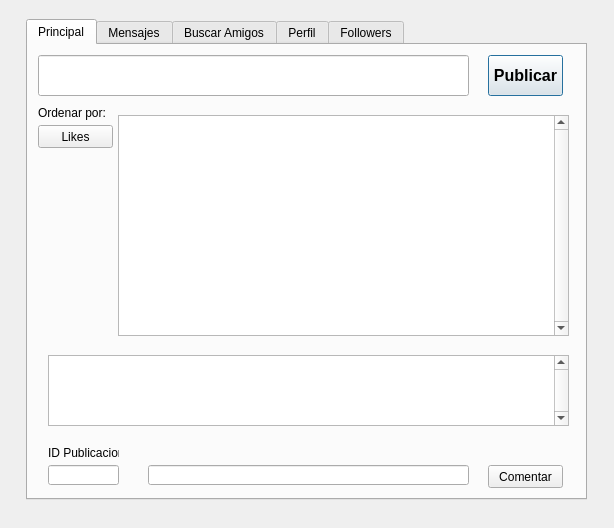
First picture: the form in TF/Red_Social/interfas.ui, repository PrenxLibert/Trabajo-Parcial-red-social-3-ciclo, before the edit.
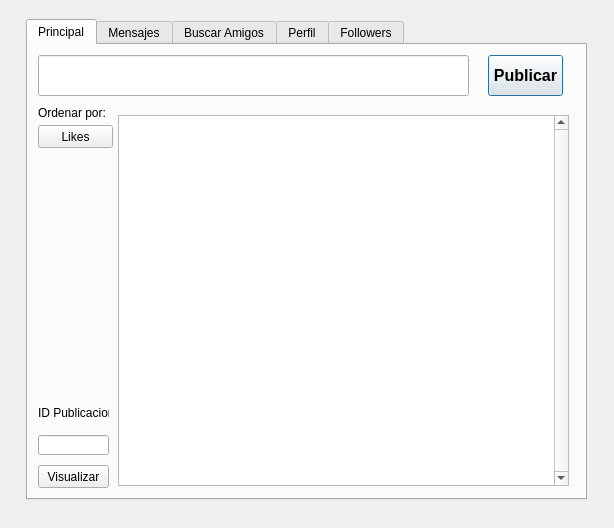
Second picture: the form after the edit.

```diff
--- a/TF/Red_Social/interfas.ui
+++ b/TF/Red_Social/interfas.ui
@@ -61,17 +61,23 @@
      </property>
     </widget>
     <widget class="QTextEdit" name="tbxPublic">
+     <property name="enabled">
+      <bool>true</bool>
+     </property>
      <property name="geometry">
       <rect>
        <x>90</x>
        <y>70</y>
        <width>451</width>
-       <height>221</height>
+       <height>371</height>
       </rect>
      </property>
      <property name="verticalScrollBarPolicy">
       <enum>Qt::ScrollBarAlwaysOn</enum>
      </property>
+     <property name="readOnly">
+      <bool>true</bool>
+     </property>
     </widget>
     <widget class="QPushButton" name="btnOlikes">
      <property name="geometry">
@@ -102,8 +108,8 @@
     <widget class="QLabel" name="label_11">
      <property name="geometry">
       <rect>
-       <x>20</x>
-       <y>400</y>
+       <x>10</x>
+       <y>360</y>
        <width>71</width>
        <height>16</height>
       </rect>
@@ -115,47 +121,24 @@
     <widget class="QLineEdit" name="tbxCID">
      <property name="geometry">
       <rect>
-       <x>20</x>
-       <y>420</y>
+       <x>10</x>
+       <y>390</y>
        <width>71</width>
        <height>20</height>
       </rect>
      </property>
     </widget>
-    <widget class="QLineEdit" name="tbxNComment">
-     <property name="geometry">
-      <rect>
-       <x>120</x>
-       <y>420</y>
-       <width>321</width>
-       <height>20</height>
-      </rect>
-     </property>
-    </widget>
     <widget class="QPushButton" name="btnComentar">
      <property name="geometry">
       <rect>
-       <x>460</x>
+       <x>10</x>
        <y>420</y>
-       <width>75</width>
+       <width>71</width>
        <height>23</height>
       </rect>
      </property>
      <property name="text">
-      <string>Comentar</string>
-     </property>
-    </widget>
-    <widget class="QTextEdit" name="tbxComentarios">
-     <property name="geometry">
-      <rect>
-       <x>20</x>
-       <y>310</y>
-       <width>521</width>
-       <height>71</height>
-      </rect>
-     </property>
-     <property name="verticalScrollBarPolicy">
-      <enum>Qt::ScrollBarAlwaysOn</enum>
+      <string>Visualizar</string>
      </property>
     </widget>
    </widget>
```
Left out of the diff: 23 changed lines with no effect on the pictures.
